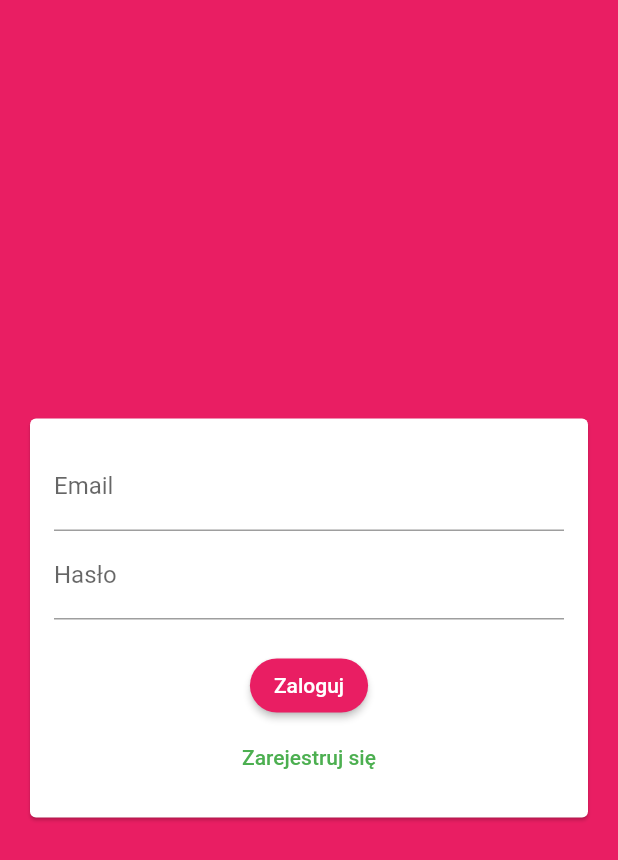
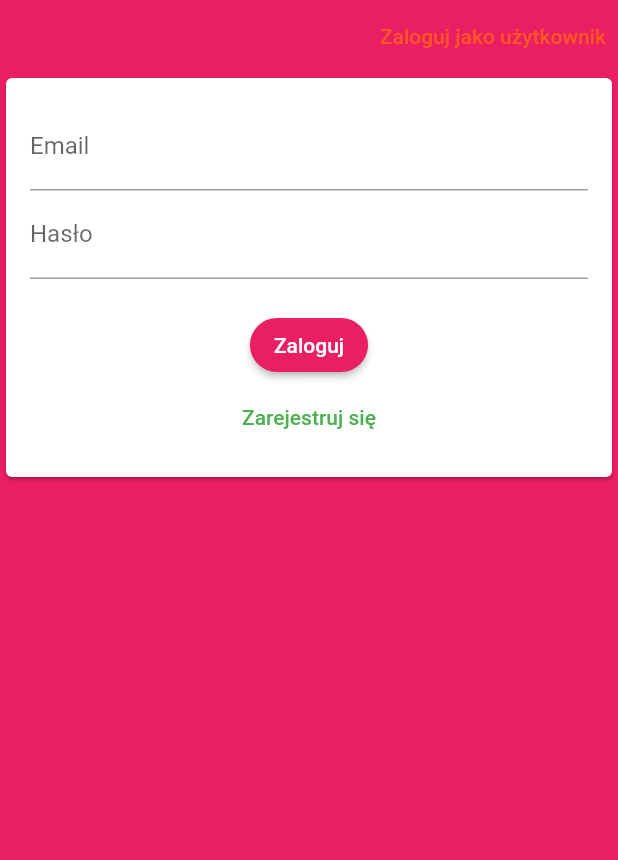
Before and after one commit to wysockikacper98/praca_inzynierska, a Flutter app: the screen it shows after launch, on a phone screen of 412 x 824 dp. Shown: the top 860 px of the screen. Run offline on Flutter 3.47's test engine with Material 2 defaults, Android fonts, the phone set to English and light mode, and no system bars; our stand-ins replace cloud_firestore, firebase_auth, firebase_core, shared_preferences; missing offline and left inert: dart:ffi; accounts and stored records are empty.

Commit message:
Save
Took 2 hours 6 minutes

```diff
--- a/lib/main.dart
+++ b/lib/main.dart
@@ -1,11 +1,8 @@
-import 'package:firebase_auth/firebase_auth.dart';
 import 'package:firebase_core/firebase_core.dart';
 import 'package:flutter/material.dart';
-import 'package:praca_inzynierska/screens/chats_screen.dart';
 
 import 'screens/home_screen.dart';
 import 'screens/login_screen.dart';
-import 'screens/splash_screen.dart';
 
 void main() async {
   WidgetsFlutterBinding.ensureInitialized();
--- a/lib/screens/chats_screen.dart
+++ b/lib/screens/chats_screen.dart
@@ -1,11 +1,7 @@
-import 'dart:convert';
-
 import 'package:cloud_firestore/cloud_firestore.dart';
 import 'package:firebase_auth/firebase_auth.dart';
 import 'package:flutter/material.dart';
-import 'package:flutter/services.dart';
 import 'package:intl/intl.dart';
-import 'package:praca_inzynierska/helpers/sharedPreferences.dart';
 import 'package:praca_inzynierska/screens/messages.dart';
 
 class ChatsScreen extends StatelessWidget {
@@ -63,8 +59,6 @@ class ChatsScreen extends StatelessWidget {
                       ),
                     ),
                   );
-
-
                 },
               ),
             );
--- a/lib/screens/login_screen.dart
+++ b/lib/screens/login_screen.dart
@@ -3,6 +3,7 @@ import 'dart:convert';
 import 'package:cloud_firestore/cloud_firestore.dart';
 import 'package:firebase_auth/firebase_auth.dart';
 import 'package:flutter/material.dart';
+import 'package:praca_inzynierska/widgets/login/login_firm_form.dart';
 import '../helpers/sharedPreferences.dart';
 import '../screens/home_screen.dart';
 import '../widgets/login/login_form.dart';
@@ -17,6 +18,7 @@ class LoginScreen extends StatefulWidget {
 class _LoginScreenState extends State<LoginScreen> {
   final _auth = FirebaseAuth.instance;
   var _isLoading = false;
+  bool _isSwitched = false;
 
   Future<void> _submitLoginForm(
     String firstName,
@@ -93,10 +95,34 @@ class _LoginScreenState extends State<LoginScreen> {
         if (userSnapshot.hasData) {
           return HomeScreen();
         } else {
-          return Scaffold(body: LoginForm(_submitLoginForm, _isLoading));
+          return Scaffold(
+            body: SafeArea(
+              child: SingleChildScrollView(
+                child: Column(
+                  children: [
+                    Container(
+                      alignment: Alignment.topRight,
+                      child: TextButton(
+                        child: Text(_isSwitched
+                            ? "Zaloguj jako firma"
+                            : "Zaloguj jako użytkownik"),
+                        onPressed: () {
+                          setState(() {
+                            _isSwitched = !_isSwitched;
+                          });
+                        },
+                      ),
+                    ),
+                    _isSwitched
+                        ? LoginFirmForm(_submitLoginForm, _isLoading)
+                        : LoginForm(_submitLoginForm, _isLoading),
+                  ],
+                ),
+              ),
+            ),
+          );
         }
       },
     );
   }
-
 }
--- a/lib/screens/messages.dart
+++ b/lib/screens/messages.dart
@@ -35,11 +35,6 @@ class Message extends StatelessWidget {
                   } else if (!messageSnapshot.hasData) {
                     return Center(child: Text("Brak wiadomości tekstowych"));
                   } else {
-                    print("TO SĄ WIADOMOŚCI");
-                    // print(messageSnapshot.data.docs['messages'].toString());
-                    // print(messageSnapshot.data['messages'].docs);
-                    print(messageSnapshot.data.docs.length.toString());
-
                     final messageDoc = messageSnapshot.data.docs;
 
                     return ListView.builder(
--- a/lib/widgets/login/login_form.dart
+++ b/lib/widgets/login/login_form.dart
@@ -54,10 +54,7 @@ class _LoginFormState extends State<LoginForm> {
   Widget build(BuildContext context) {
     print('build -> login_form');
 
-    return Center(
-      child: Card(
-        margin: EdgeInsets.all(20),
-        child: SingleChildScrollView(
+    return Card(
       child: Padding(
         padding: EdgeInsets.all(16),
         child: Form(
@@ -177,8 +174,6 @@ class _LoginFormState extends State<LoginForm> {
           ),
         ),
       ),
-        ),
-      ),
     );
   }
 }
```
Also changed, not shown: lib/models/firm.dart (added, +26 -0 lines), lib/screens/splash_screen.dart (deleted, +0 -14 lines), lib/widgets/login/login_firm_form.dart (added, +24 -0 lines). Lines whose indentation alone changed are shown as unchanged.
